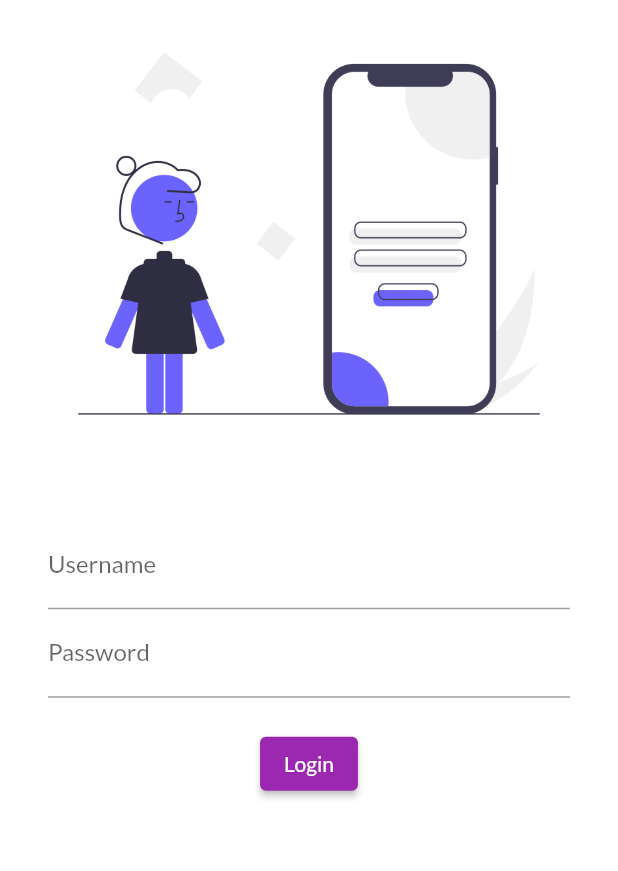
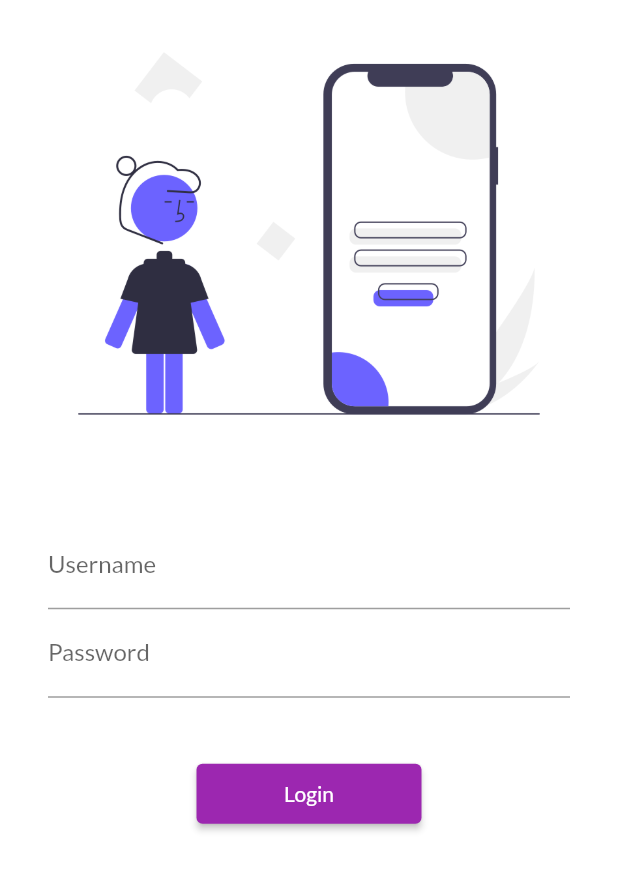
Before and after one commit to subhasis003/Catalog-App, a Flutter app: the screen it shows after launch, on a phone screen of 412 x 824 dp. Shown: the top 871 px of the screen. Run offline on Flutter 3.47's test engine with Material 2 defaults, Android fonts, the phone set to English and light mode, and no system bars; our stand-ins replace google_fonts.

Commit message:
day4 completed

```diff
--- a/lib/main.dart
+++ b/lib/main.dart
@@ -1,6 +1,7 @@
 import 'package:flutter/material.dart';
 import 'package:flutter_catalog/pages/home_page.dart';
 import 'package:flutter_catalog/pages/login_page.dart';
+import 'package:flutter_catalog/utils/routes.dart';
 import "package:google_fonts/google_fonts.dart";
 
 void main() {
@@ -18,11 +19,11 @@ class MyApp extends StatelessWidget {
           primarySwatch: Colors.purple,
           fontFamily: GoogleFonts.lato().fontFamily,
           primaryTextTheme: GoogleFonts.latoTextTheme()),
-      // initialRoute: "/home",
+      initialRoute: "/",
       routes: {
         "/": (context) => LoginPage(),
-        "/home": (context) => HomePage(),
-        "/login": (context) => LoginPage(),
+        MyRoutes.homeRoute: (context) => HomePage(),
+        MyRoutes.loginRoute: (context) => LoginPage(),
       },
     );
   }
--- a/lib/pages/home_page.dart
+++ b/lib/pages/home_page.dart
@@ -1,8 +1,6 @@
 import "package:flutter/material.dart";
 
 class HomePage extends StatelessWidget {
-  const HomePage({super.key});
-
   @override
   Widget build(BuildContext context) {
     int days = 30;
--- a/lib/pages/login_page.dart
+++ b/lib/pages/login_page.dart
@@ -1,10 +1,12 @@
 import "package:flutter/material.dart";
+import "package:flutter_catalog/utils/routes.dart";
 
 class LoginPage extends StatelessWidget {
   @override
   Widget build(BuildContext context) {
     return Material(
         color: Colors.white,
+        child: SingleChildScrollView(
           child: Column(
             children: [
               Image.asset(
@@ -15,8 +17,8 @@ class LoginPage extends StatelessWidget {
                 height: 20.0,
               ),
               Padding(
-              padding:
-                  const EdgeInsets.symmetric(vertical: 16.0, horizontal: 32.0),
+                padding: const EdgeInsets.symmetric(
+                    vertical: 16.0, horizontal: 32.0),
                 child: Column(
                   children: [
                     TextFormField(
@@ -33,19 +35,20 @@ class LoginPage extends StatelessWidget {
                       ),
                     ),
                     const SizedBox(
-                    height: 20.0,
+                      height: 40.0,
                     ),
                     ElevatedButton(
                       onPressed: () {
-                      print("Hello User");
+                        Navigator.pushNamed(context, MyRoutes.homeRoute);
                       },
                       child: Text("Login"),
-                    style: TextButton.styleFrom(),
+                      style: TextButton.styleFrom(minimumSize: Size(150, 40)),
                     )
                   ],
                 ),
               )
             ],
+          ),
         ));
   }
 }
--- /dev/null
+++ b/lib/utils/routes.dart
@@ -0,0 +1,5 @@
+class MyRoutes {
+  static String loginRoute = "/login";
+  static String homeRoute = "/home";
+
+}
```
Lines whose indentation alone changed are shown as unchanged.
